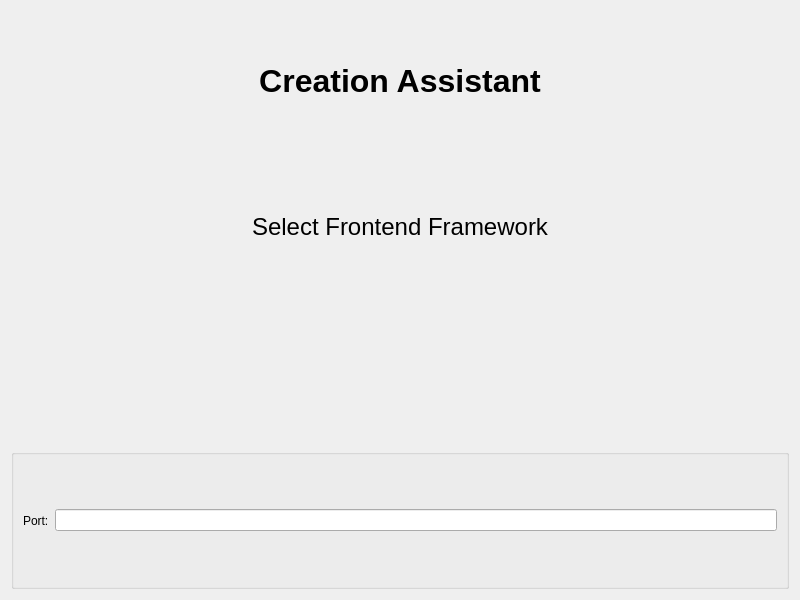
First picture: the form in src/components/frontend-assistant/frontendassistant.ui, repository RapidWebForge/RapidWebForgeApp, before the edit.
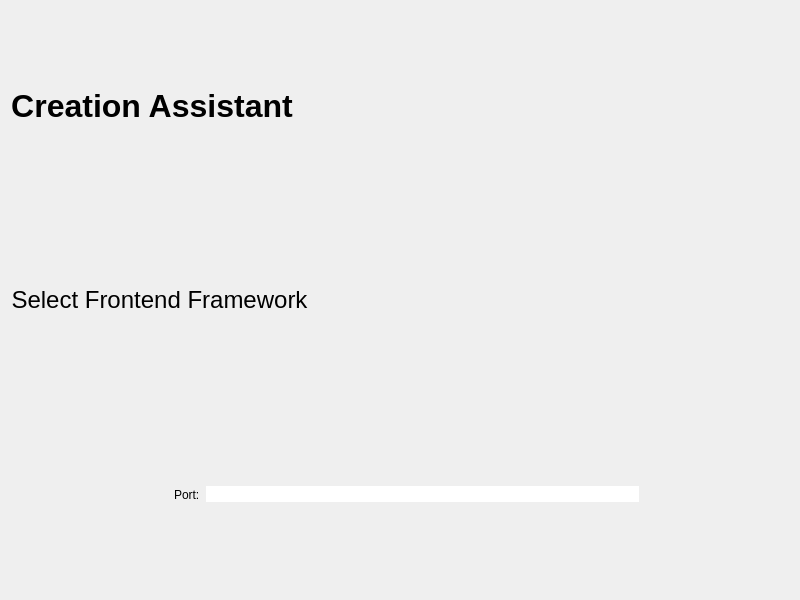
Second picture: the form after the edit. Icons and pictures are not drawn.

Commit message: feat(ui): add custom styles and layout adjustments

What changed in the file:
```diff
--- a/src/components/frontend-assistant/frontendassistant.ui
+++ b/src/components/frontend-assistant/frontendassistant.ui
@@ -16,6 +16,12 @@
   <layout class="QVBoxLayout" name="verticalLayout">
    <item>
     <widget class="QLabel" name="titleLabel">
+     <property name="sizePolicy">
+      <sizepolicy hsizetype="Fixed" vsizetype="Preferred">
+       <horstretch>0</horstretch>
+       <verstretch>0</verstretch>
+      </sizepolicy>
+     </property>
      <property name="font">
       <font>
        <pointsize>24</pointsize>
@@ -32,6 +38,12 @@
    </item>
    <item>
     <widget class="QLabel" name="subTitleLabel">
+     <property name="sizePolicy">
+      <sizepolicy hsizetype="Fixed" vsizetype="Preferred">
+       <horstretch>0</horstretch>
+       <verstretch>0</verstretch>
+      </sizepolicy>
+     </property>
      <property name="font">
       <font>
        <pointsize>18</pointsize>
@@ -45,22 +57,37 @@
      </property>
     </widget>
    </item>
-   <item>
-    <widget class="QLabel" name="logoLabel">
-     <property name="pixmap">
-      <pixmap/>
-     </property>
-     <property name="alignment">
-      <set>Qt::AlignmentFlag::AlignCenter</set>
-     </property>
-    </widget>
-   </item>
    <item>
     <widget class="QGroupBox" name="formGroupBox">
+     <property name="styleSheet">
+      <string notr="true">border: none;</string>
+     </property>
      <property name="title">
       <string/>
      </property>
      <layout class="QHBoxLayout" name="horizontalLayout">
+      <property name="leftMargin">
+       <number>150</number>
+      </property>
+      <property name="topMargin">
+       <number>0</number>
+      </property>
+      <property name="rightMargin">
+       <number>150</number>
+      </property>
+      <property name="bottomMargin">
+       <number>0</number>
+      </property>
+      <item>
+       <widget class="QLabel" name="logoLabel">
+        <property name="pixmap">
+         <pixmap resource="../../resources/resources.qrc">:/images/Front.png</pixmap>
+        </property>
+        <property name="alignment">
+         <set>Qt::AlignmentFlag::AlignCenter</set>
+        </property>
+       </widget>
+      </item>
       <item>
        <widget class="QLabel" name="portLabel">
         <property name="text">
```
Left out of the diff: 4 changed lines with no effect on the pictures. The commit also changes 25 other files.
